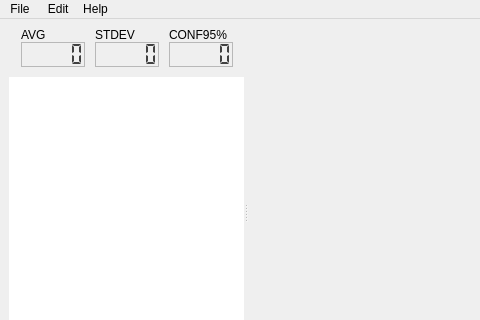
This is src/ui/MainWindowUI.ui in myTonino/Tonino-App as Qt 5 draws it before an edit; both pictures show x 0 to 480 and y 0 to 320 of the 857 by 455 pixel window. The edited form follows.
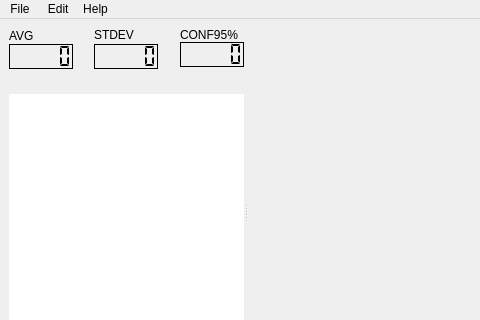
This is the edited form. Custom widgets are drawn as their Qt base class.

```diff
--- a/src/ui/MainWindowUI.ui
+++ b/src/ui/MainWindowUI.ui
@@ -48,11 +48,14 @@
           <property name="sizeConstraint">
            <enum>QLayout::SetMinimumSize</enum>
           </property>
+          <property name="leftMargin">
+           <number>0</number>
+          </property>
           <property name="topMargin">
            <number>0</number>
           </property>
           <property name="bottomMargin">
-           <number>10</number>
+           <number>25</number>
           </property>
           <item>
            <spacer name="horizontalSpacer_6">
@@ -73,13 +76,13 @@
              <number>0</number>
             </property>
             <property name="leftMargin">
-             <number>5</number>
+             <number>0</number>
             </property>
             <property name="topMargin">
              <number>0</number>
             </property>
             <property name="rightMargin">
-             <number>5</number>
+             <number>0</number>
             </property>
             <item alignment="Qt::AlignLeft|Qt::AlignVCenter">
              <widget class="QLabel" name="label_2">
@@ -125,43 +128,6 @@
                 <height>25</height>
                </size>
               </property>
-              <property name="palette">
-               <palette>
-                <active>
-                 <colorrole role="WindowText">
-                  <brush brushstyle="SolidPattern">
-                   <color alpha="255">
-                    <red>64</red>
-                    <green>64</green>
-                    <blue>64</blue>
-                   </color>
-                  </brush>
-                 </colorrole>
-                </active>
-                <inactive>
-                 <colorrole role="WindowText">
-                  <brush brushstyle="SolidPattern">
-                   <color alpha="255">
-                    <red>64</red>
-                    <green>64</green>
-                    <blue>64</blue>
-                   </color>
-                  </brush>
-                 </colorrole>
-                </inactive>
-                <disabled>
-                 <colorrole role="WindowText">
-                  <brush brushstyle="SolidPattern">
-                   <color alpha="255">
-                    <red>69</red>
-                    <green>69</green>
-                    <blue>69</blue>
-                   </color>
-                  </brush>
-                 </colorrole>
-                </disabled>
-               </palette>
-              </property>
               <property name="toolTip">
                <string notr="true"/>
               </property>
@@ -169,11 +135,17 @@
                <string notr="true"/>
               </property>
               <property name="frameShape">
-               <enum>QFrame::StyledPanel</enum>
+               <enum>QFrame::Box</enum>
               </property>
               <property name="frameShadow">
                <enum>QFrame::Plain</enum>
               </property>
+              <property name="lineWidth">
+               <number>1</number>
+              </property>
+              <property name="midLineWidth">
+               <number>0</number>
+              </property>
               <property name="segmentStyle">
                <enum>QLCDNumber::Flat</enum>
               </property>
@@ -181,16 +153,45 @@
             </item>
            </layout>
           </item>
+          <item>
+           <spacer name="horizontalSpacer_9">
+            <property name="orientation">
+             <enum>Qt::Horizontal</enum>
+            </property>
+            <property name="sizeHint" stdset="0">
+             <size>
+              <width>20</width>
+              <height>0</height>
+             </size>
+            </property>
+           </spacer>
+          </item>
+          <item>
+           <spacer name="horizontalSpacer_10">
+            <property name="orientation">
+             <enum>Qt::Horizontal</enum>
+            </property>
+            <property name="sizeType">
+             <enum>QSizePolicy::Fixed</enum>
+            </property>
+            <property name="sizeHint" stdset="0">
+             <size>
+              <width>15</width>
+              <height>0</height>
+             </size>
+            </property>
+           </spacer>
+          </item>
           <item>
            <layout class="QVBoxLayout" name="verticalLayout_3">
             <property name="spacing">
-             <number>0</number>
+             <number>2</number>
             </property>
             <property name="leftMargin">
-             <number>5</number>
+             <number>0</number>
             </property>
             <property name="rightMargin">
-             <number>5</number>
+             <number>0</number>
             </property>
             <item alignment="Qt::AlignLeft|Qt::AlignVCenter">
              <widget class="QLabel" name="label_4">
@@ -230,43 +231,6 @@
                 <height>25</height>
                </size>
               </property>
-              <property name="palette">
-               <palette>
-                <active>
-                 <colorrole role="WindowText">
-                  <brush brushstyle="SolidPattern">
-                   <color alpha="255">
-                    <red>64</red>
-                    <green>64</green>
-                    <blue>64</blue>
-                   </color>
-                  </brush>
-                 </colorrole>
-                </active>
-                <inactive>
-                 <colorrole role="WindowText">
-                  <brush brushstyle="SolidPattern">
-                   <color alpha="255">
-                    <red>64</red>
-                    <green>64</green>
-                    <blue>64</blue>
-                   </color>
-                  </brush>
-                 </colorrole>
-                </inactive>
-                <disabled>
-                 <colorrole role="WindowText">
-                  <brush brushstyle="SolidPattern">
-                   <color alpha="255">
-                    <red>69</red>
-                    <green>69</green>
-                    <blue>69</blue>
-                   </color>
-                  </brush>
-                 </colorrole>
-                </disabled>
-               </palette>
-              </property>
               <property name="toolTip">
                <string notr="true"/>
               </property>
@@ -274,7 +238,7 @@
                <string notr="true"/>
               </property>
               <property name="frameShape">
-               <enum>QFrame::StyledPanel</enum>
+               <enum>QFrame::Box</enum>
               </property>
               <property name="frameShadow">
                <enum>QFrame::Plain</enum>
@@ -286,18 +250,47 @@
             </item>
            </layout>
           </item>
+          <item>
+           <spacer name="horizontalSpacer_11">
+            <property name="orientation">
+             <enum>Qt::Horizontal</enum>
+            </property>
+            <property name="sizeType">
+             <enum>QSizePolicy::Fixed</enum>
+            </property>
+            <property name="sizeHint" stdset="0">
+             <size>
+              <width>15</width>
+              <height>0</height>
+             </size>
+            </property>
+           </spacer>
+          </item>
+          <item>
+           <spacer name="horizontalSpacer_8">
+            <property name="orientation">
+             <enum>Qt::Horizontal</enum>
+            </property>
+            <property name="sizeHint" stdset="0">
+             <size>
+              <width>20</width>
+              <height>0</height>
+             </size>
+            </property>
+           </spacer>
+          </item>
           <item>
            <layout class="QVBoxLayout" name="verticalLayout_5">
             <property name="spacing">
              <number>0</number>
             </property>
             <property name="leftMargin">
-             <number>5</number>
+             <number>0</number>
             </property>
             <property name="rightMargin">
-             <number>5</number>
+             <number>0</number>
             </property>
-            <item alignment="Qt::AlignLeft|Qt::AlignVCenter">
+            <item>
              <widget class="QLabel" name="label_5">
               <property name="sizePolicy">
                <sizepolicy hsizetype="Preferred" vsizetype="Fixed">
@@ -324,7 +317,7 @@
             <item>
              <widget class="QLCDNumber" name="LCDconf">
               <property name="sizePolicy">
-               <sizepolicy hsizetype="Minimum" vsizetype="Fixed">
+               <sizepolicy hsizetype="Fixed" vsizetype="Fixed">
                 <horstretch>0</horstretch>
                 <verstretch>0</verstretch>
                </sizepolicy>
@@ -335,43 +328,6 @@
                 <height>25</height>
                </size>
               </property>
-              <property name="palette">
-               <palette>
-                <active>
-                 <colorrole role="WindowText">
-                  <brush brushstyle="SolidPattern">
-                   <color alpha="255">
-                    <red>64</red>
-                    <green>64</green>
-                    <blue>64</blue>
-                   </color>
-                  </brush>
-                 </colorrole>
-                </active>
-                <inactive>
-                 <colorrole role="WindowText">
-                  <brush brushstyle="SolidPattern">
-                   <color alpha="255">
-                    <red>64</red>
-                    <green>64</green>
-                    <blue>64</blue>
-                   </color>
-                  </brush>
-                 </colorrole>
-                </inactive>
-                <disabled>
-                 <colorrole role="WindowText">
-                  <brush brushstyle="SolidPattern">
-                   <color alpha="255">
-                    <red>69</red>
-                    <green>69</green>
-                    <blue>69</blue>
-                   </color>
-                  </brush>
-                 </colorrole>
-                </disabled>
-               </palette>
-              </property>
               <property name="toolTip">
                <string notr="true"/>
               </property>
@@ -379,7 +335,7 @@
                <string notr="true"/>
               </property>
               <property name="frameShape">
-               <enum>QFrame::StyledPanel</enum>
+               <enum>QFrame::Box</enum>
               </property>
               <property name="frameShadow">
                <enum>QFrame::Plain</enum>
```
Left out of the diff: 2 changed lines with no effect on the pictures.
